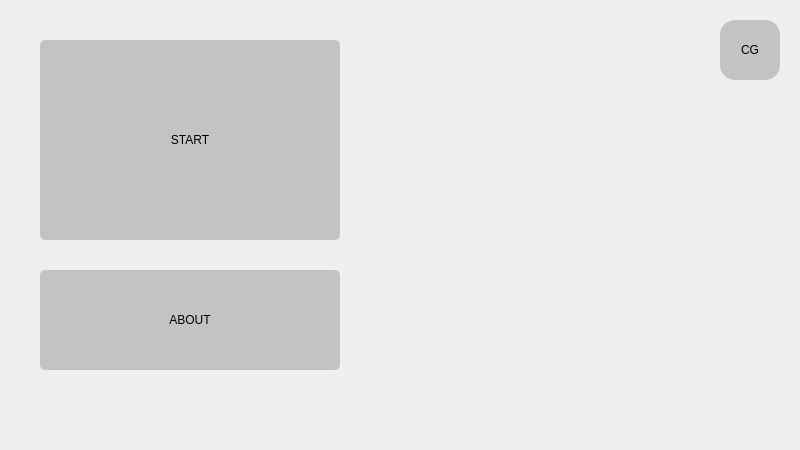
Qt form mainwindow.ui (BanYiMeng/SDUST_CPP_FJDZ_QT4) before a commit.
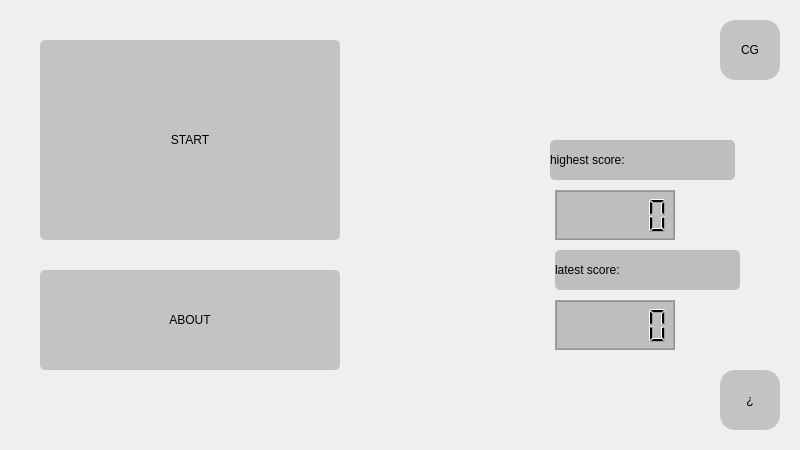
The same form after that commit. Icons and pictures are not drawn.

```diff
--- a/mainwindow.ui
+++ b/mainwindow.ui
@@ -42,7 +42,7 @@
    <enum>Qt::LeftToRight</enum>
   </property>
   <property name="autoFillBackground">
-   <bool>true</bool>
+   <bool>false</bool>
   </property>
   <property name="styleSheet">
    <string notr="true">border-image:url(:/resource/background.jpg);</string>
@@ -160,6 +160,125 @@
      <string>ABOUT</string>
     </property>
    </widget>
+   <widget class="QPushButton" name="hint">
+    <property name="geometry">
+     <rect>
+      <x>720</x>
+      <y>370</y>
+      <width>60</width>
+      <height>60</height>
+     </rect>
+    </property>
+    <property name="styleSheet">
+     <string notr="true">QPushButton{
+border-image:url(:/resource/-1.png);
+background-color:rgba(100, 100, 100, 80);
+border:none;
+font: 75 italic 22pt &quot;Noto Sans&quot;;
+border-radius:15px;
+}
+
+QPushButton:hover{
+background-color:rgba(100, 100, 100, 105);
+}
+
+QPushButton:pressed{
+background-color:rgba(100, 100, 100, 155);
+}
+</string>
+    </property>
+    <property name="text">
+     <string>¿</string>
+    </property>
+   </widget>
+   <widget class="QLabel" name="scorelabel">
+    <property name="geometry">
+     <rect>
+      <x>550</x>
+      <y>140</y>
+      <width>185</width>
+      <height>40</height>
+     </rect>
+    </property>
+    <property name="styleSheet">
+     <string notr="true">QLabel{
+border-image:url(:/resource/-1.png);
+background-color:rgba(100, 100, 100, 90);
+border:none;
+font: 75 20pt &quot;Noto Naskh Arabic UI&quot;;
+border-radius:5px;
+}
+
+QLabel:hover{
+background-color:rgba(100, 100, 100, 105);
+}
+</string>
+    </property>
+    <property name="text">
+     <string>highest score:</string>
+    </property>
+   </widget>
+   <widget class="QLCDNumber" name="scores">
+    <property name="geometry">
+     <rect>
+      <x>555</x>
+      <y>190</y>
+      <width>120</width>
+      <height>50</height>
+     </rect>
+    </property>
+    <property name="styleSheet">
+     <string notr="true">border-image:url(:/resource/-1.png);
+background-color:rgba(100, 100, 100, 90);</string>
+    </property>
+    <property name="smallDecimalPoint">
+     <bool>true</bool>
+    </property>
+   </widget>
+   <widget class="QLCDNumber" name="scores2">
+    <property name="geometry">
+     <rect>
+      <x>555</x>
+      <y>300</y>
+      <width>120</width>
+      <height>50</height>
+     </rect>
+    </property>
+    <property name="styleSheet">
+     <string notr="true">border-image:url(:/resource/-1.png);
+background-color:rgba(100, 100, 100, 90);</string>
+    </property>
+    <property name="smallDecimalPoint">
+     <bool>true</bool>
+    </property>
+   </widget>
+   <widget class="QLabel" name="scorelabel2">
+    <property name="geometry">
+     <rect>
+      <x>555</x>
+      <y>250</y>
+      <width>185</width>
+      <height>40</height>
+     </rect>
+    </property>
+    <property name="styleSheet">
+     <string notr="true">QLabel{
+border-image:url(:/resource/-1.png);
+background-color:rgba(100, 100, 100, 90);
+border:none;
+font: 75 20pt &quot;Noto Naskh Arabic UI&quot;;
+border-radius:5px;
+}
+
+QLabel:hover{
+background-color:rgba(100, 100, 100, 105);
+}
+</string>
+    </property>
+    <property name="text">
+     <string>latest score:</string>
+    </property>
+   </widget>
   </widget>
  </widget>
  <layoutdefault spacing="6" margin="11"/>
```
Left out of the diff: 12 changed lines with no effect on the pictures.
